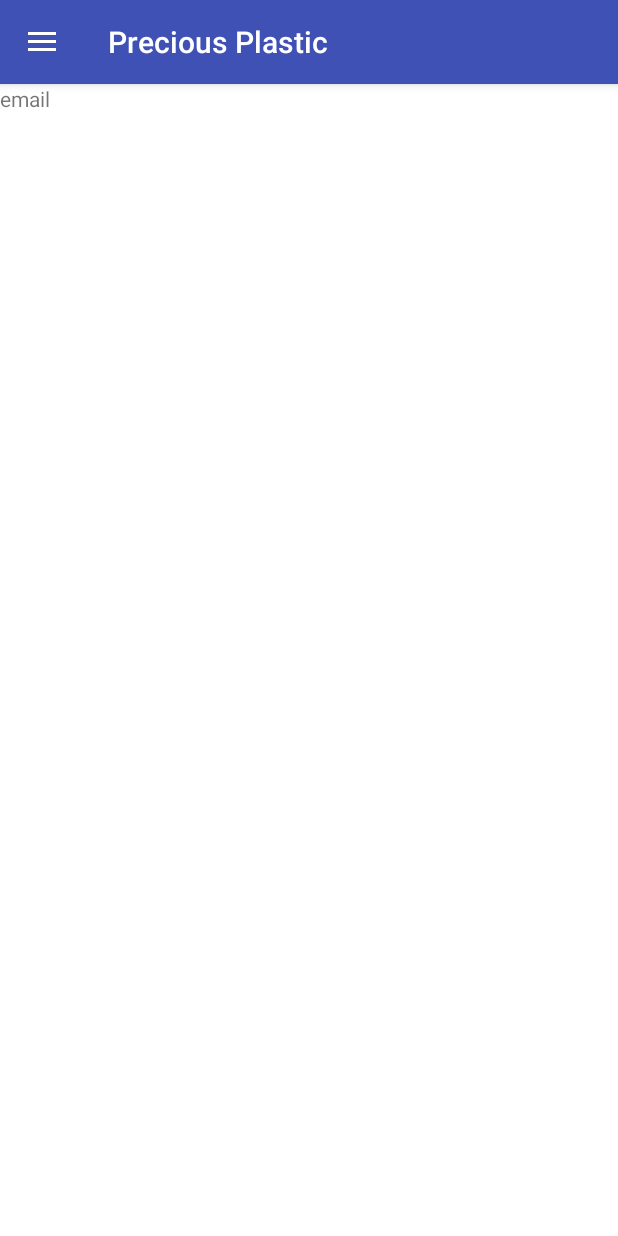
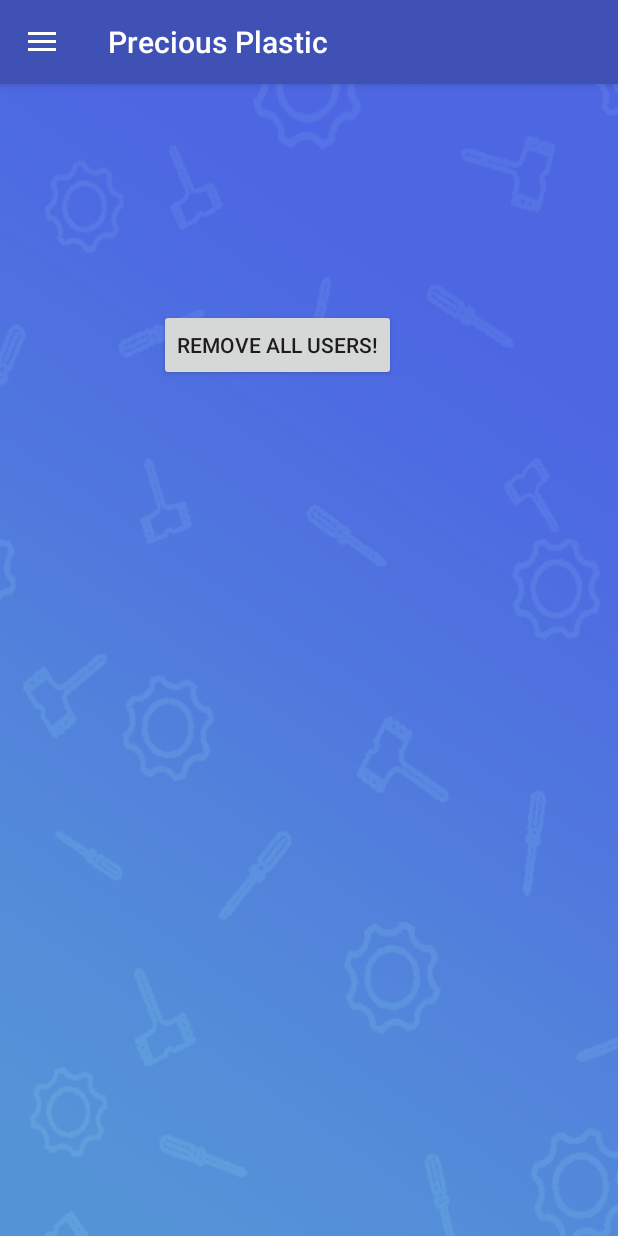
Before and after one commit to obit91/PreciousPlasticCommunity, an Android app: the screen it shows after launch once a user with an empty profile is signed in (HomeActivity), after a tap on "Testing", on a phone screen of 412 x 824 dp. Run offline under Robolectric (Android 15) with nearby library versions, the phone set to English and light mode, and no system bars; our stand-ins replace Firebase (no records; nobody signed in at launch, a user with empty details on screens opened directly), Volley; libraries missing offline, so code that uses them is left out: org.osmdroid.api, org.osmdroid.config, org.osmdroid.events, org.osmdroid.tileprovider, org.osmdroid.util and 1 more; network calls fail; pictures from the network do not load; 1 statement that could not run was skipped; 1 other tap on this screen came first.

Commit message:
Modified the testing fragment to be usable.
Also attached a JS snippet which removes all users.

```diff
--- a/app/src/main/res/layout/fragment_test.xml
+++ b/app/src/main/res/layout/fragment_test.xml
@@ -1,72 +1,35 @@
 <?xml version="1.0" encoding="utf-8"?>
-<FrameLayout xmlns:android="http://schemas.android.com/apk/res/android"
+<android.support.constraint.ConstraintLayout xmlns:android="http://schemas.android.com/apk/res/android"
     xmlns:tools="http://schemas.android.com/tools"
+    xmlns:app="http://schemas.android.com/apk/res-auto"
+    android:id="@+id/frameLayout3"
     android:layout_width="match_parent"
     android:layout_height="match_parent"
-    android:background="@color/cardview_light_background"
+    android:background="@drawable/blue_bg_light"
     tools:context=".fragments.FragmentTest">
 
+    <Button
+        android:id="@+id/testing_btn_REMOVE_ALL"
+        android:layout_width="wrap_content"
+        android:layout_height="wrap_content"
+        android:text="REMOVE ALL USERS!"
+        app:layout_constraintEnd_toStartOf="@+id/guideline_vertical"
+        app:layout_constraintStart_toStartOf="@+id/guideline_vertical"
+        app:layout_constraintTop_toBottomOf="@id/guideline_horizontal" />
 
-    <!--<Space-->
-        <!--android:layout_width="match_parent"-->
-        <!--android:layout_height="70dp"-->
-        <!--android:stateListAnimator="@null" />-->
+    <android.support.constraint.Guideline
+        android:id="@+id/guideline_vertical"
+        android:layout_width="wrap_content"
+        android:layout_height="wrap_content"
+        android:orientation="vertical"
+        app:layout_constraintGuide_begin="185dp" />
 
-    <TextView
-        android:id="@+id/home_text_mail"
-        android:layout_width="match_parent"
-        android:layout_height="43dp"
-        android:stateListAnimator="@null"
-        android:text="email" />
+    <android.support.constraint.Guideline
+        android:id="@+id/guideline_horizontal"
+        android:layout_width="wrap_content"
+        android:layout_height="wrap_content"
+        android:orientation="horizontal"
+        app:layout_constraintGuide_begin="150dp" />
 
-    <!--<Button-->
-        <!--android:id="@+id/button_sign_out"-->
-        <!--android:layout_width="match_parent"-->
-        <!--android:layout_height="wrap_content"-->
-        <!--android:onClick="onSignOutClick"-->
-        <!--android:stateListAnimator="@null"-->
-        <!--android:text="SIGN OUT" />-->
 
-    <!--<Button-->
-        <!--android:id="@+id/button_map"-->
-        <!--android:layout_width="match_parent"-->
-        <!--android:layout_height="wrap_content"-->
-        <!--android:onClick="onOpenMapClick"-->
-        <!--android:stateListAnimator="@null"-->
-        <!--android:text="MAP" />-->
-
-    <!--<EditText-->
-        <!--android:id="@+id/text_points_value"-->
-        <!--android:layout_width="match_parent"-->
-        <!--android:layout_height="wrap_content"-->
-        <!--android:ems="10"-->
-        <!--android:hint="POINTS TO UPDATE"-->
-        <!--android:inputType="numberSigned"-->
-        <!--android:stateListAnimator="@null" />-->
-
-    <!--<EditText-->
-        <!--android:id="@+id/text_points_type"-->
-        <!--android:layout_width="match_parent"-->
-        <!--android:layout_height="wrap_content"-->
-        <!--android:ems="10"-->
-        <!--android:hint="TYPE TO UPDATE"-->
-        <!--android:inputType="numberSigned"-->
-        <!--android:stateListAnimator="@null" />-->
-
-    <!--<Button-->
-        <!--android:id="@+id/button_increment"-->
-        <!--android:layout_width="match_parent"-->
-        <!--android:layout_height="wrap_content"-->
-        <!--android:onClick="onIncrementClick"-->
-        <!--android:stateListAnimator="@null"-->
-        <!--android:text="INCREMENT POINTS" />-->
-
-    <!--<Button-->
-        <!--android:id="@+id/button_decrement"-->
-        <!--android:layout_width="match_parent"-->
-        <!--android:layout_height="wrap_content"-->
-        <!--android:onClick="onDecrementClick"-->
-        <!--android:stateListAnimator="@null"-->
-        <!--android:text="DECREMENT POINTS" />-->
-
-</FrameLayout>
+</android.support.constraint.ConstraintLayout>
```
Also changed, not shown: app/src/main/java/com/example/android/preciousplastic/fragments/FragmentTest.java (+16 -1 lines), app/src/main/res/scripts/remove all users.txt (added, +15 -0 lines).
